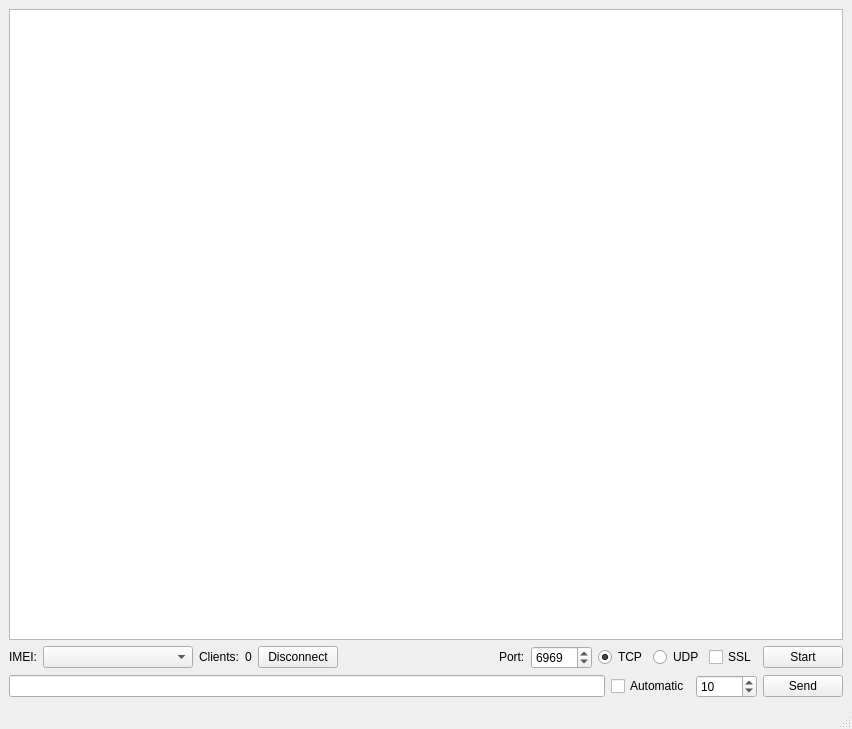
Before: the Qt Designer form window.ui in BabyZion/server_gain, drawn with Qt 5.
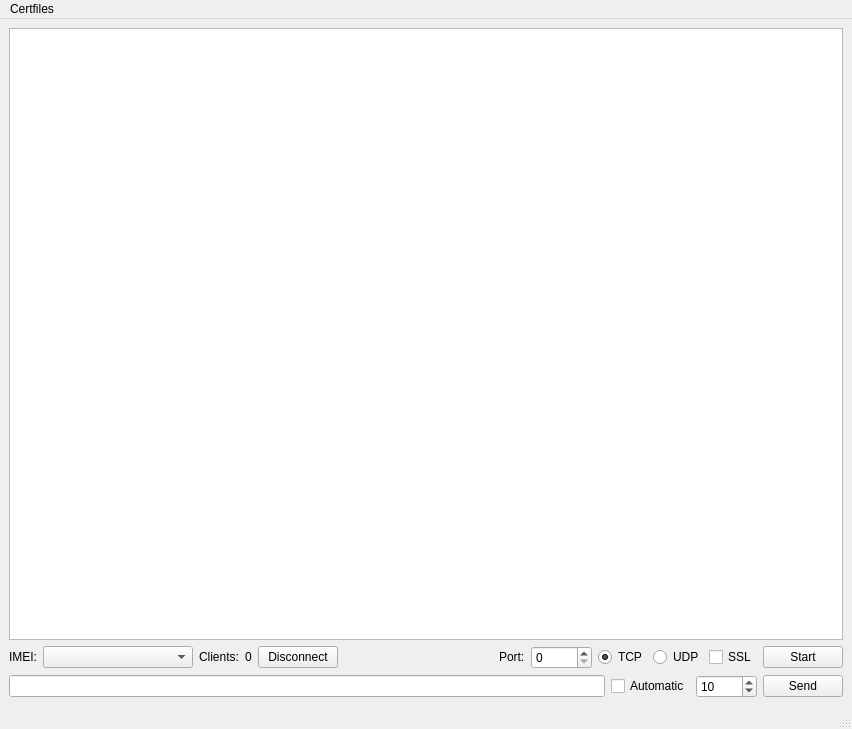
After: the same form once the commit is applied.

Commit message: Application settings are saved on exit and loaded on startup.

What changed in the file:
```diff
--- a/window.ui
+++ b/window.ui
@@ -180,7 +180,7 @@
          <number>65535</number>
         </property>
         <property name="value">
-         <number>6969</number>
+         <number>0</number>
         </property>
        </widget>
       </item>
@@ -295,6 +295,14 @@
      <height>22</height>
     </rect>
    </property>
+   <widget class="QMenu" name="menuCertfiles">
+    <property name="title">
+     <string>Certfiles</string>
+    </property>
+    <addaction name="actionSelectCert"/>
+    <addaction name="actionCreateCert"/>
+   </widget>
+   <addaction name="menuCertfiles"/>
   </widget>
   <widget class="QStatusBar" name="statusbar"/>
  </widget>
```
Left out of the diff: 16 changed lines with no effect on the pictures. The commit also changes 2 other files.
